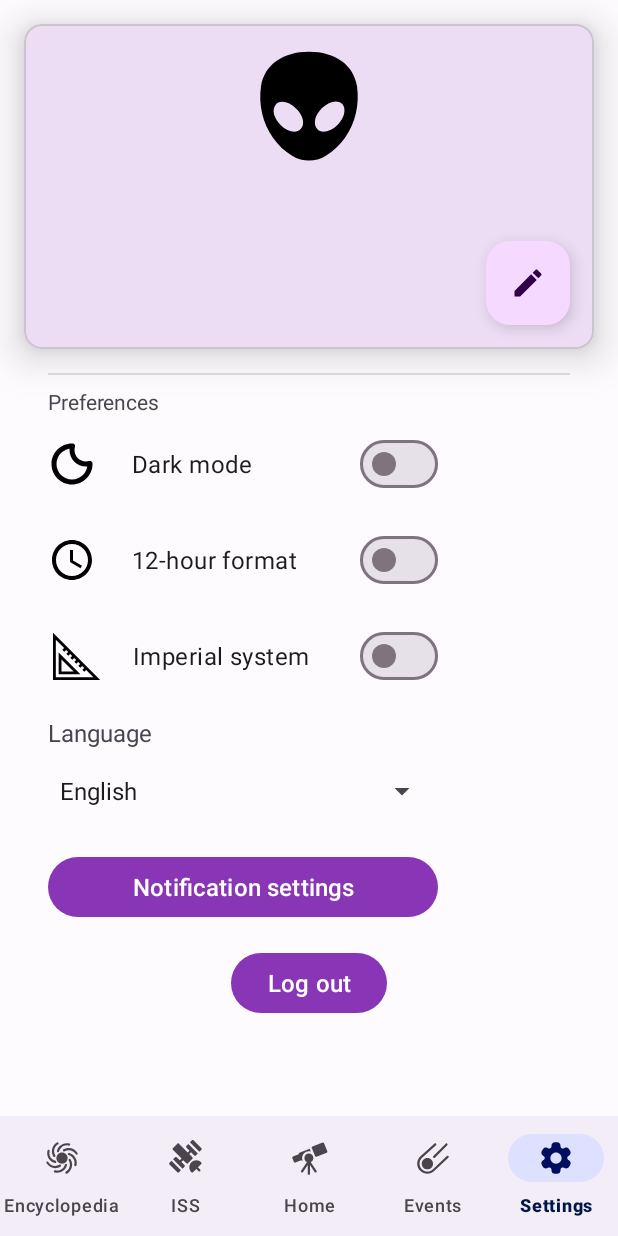
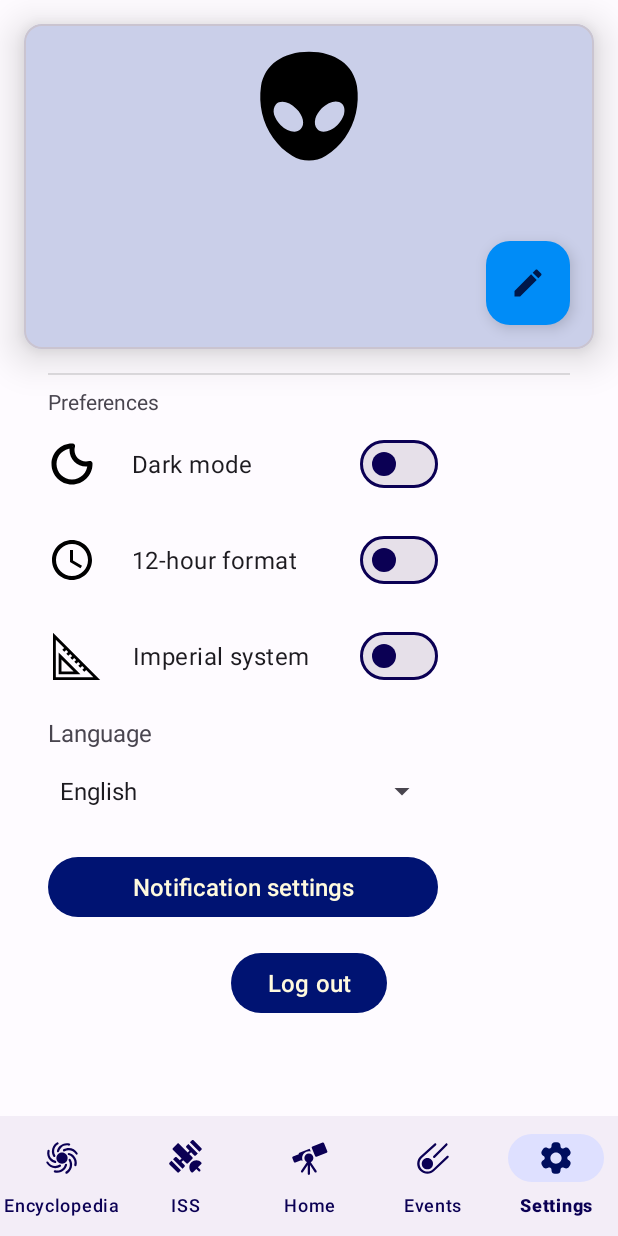
Before and after one commit to Gioosu/adAstra, an Android app: the MainActivity screen opened directly, with no data from a screen before it, item 5 of the bottom bar chosen, on a phone screen of 412 x 824 dp. Run offline under Robolectric (Android 15) with nearby library versions, the phone set to English and light mode, and no system bars; our stand-ins replace navigation-ui.

Commit message:
v0.12.2
Modificati i colori per entrambi i temi.

```diff
--- a/adAstra/app/src/main/res/values/colors.xml
+++ b/adAstra/app/src/main/res/values/colors.xml
@@ -1,10 +1,9 @@
-
 <resources>
-    <color name="seed">#680C97</color>
-    <color name="md_theme_light_primary">#8836B6</color>
-    <color name="md_theme_light_onPrimary">#FFFFFF</color>
-    <color name="md_theme_light_primaryContainer">#F5D9FF</color>
-    <color name="md_theme_light_onPrimaryContainer">#30004A</color>
+    <color name="seed">#001372</color>
+    <color name="md_theme_light_primary">#001372</color> <!-- Button -->
+    <color name="md_theme_light_onPrimary">#FFFADE</color> <!-- Scritte di Button -->
+    <color name="md_theme_light_primaryContainer">#008CF7</color> <!-- FloatingButton -->
+    <color name="md_theme_light_onPrimaryContainer">#001849</color> <!-- Scritte di FloatingButton -->
     <color name="md_theme_light_secondary">#4957AF</color>
     <color name="md_theme_light_onSecondary">#FFFFFF</color>
     <color name="md_theme_light_secondaryContainer">#DEE0FF</color>
@@ -17,24 +16,24 @@
     <color name="md_theme_light_errorContainer">#FFDAD6</color>
     <color name="md_theme_light_onError">#FFFFFF</color>
     <color name="md_theme_light_onErrorContainer">#410002</color>
-    <color name="md_theme_light_background">#FEFBFF</color>
+    <color name="md_theme_light_background">#FEFBFF</color> <!-- Backgraound -->
     <color name="md_theme_light_onBackground">#001849</color>
-    <color name="md_theme_light_surface">#FEFBFF</color>
-    <color name="md_theme_light_onSurface">#001849</color>
-    <color name="md_theme_light_surfaceVariant">#EADFEA</color>
-    <color name="md_theme_light_onSurfaceVariant">#4B444D</color>
-    <color name="md_theme_light_outline">#7D747E</color>
-    <color name="md_theme_light_inverseOnSurface">#EEF0FF</color>
-    <color name="md_theme_light_inverseSurface">#002B75</color>
+    <color name="md_theme_light_surface">#EEF0FF</color> <!-- BottonBar e Cardview -->
+    <color name="md_theme_light_onSurface">#0B0054</color> <!-- Scritte in TextInputLayout e scritta dell'icona selezionata di BottomBar -->
+    <color name="md_theme_light_surfaceVariant">#EEF0FF</color> <!-- Interno di Switch -->
+    <color name="md_theme_light_onSurfaceVariant">#0B0054</color> <!-- Scritte di TextInputLayout -->
+    <color name="md_theme_light_outline">#0B0054</color> <!-- Contorno di switch -->
+    <color name="md_theme_light_inverseOnSurface">#FFFADE</color> <!-- Scritte di Snackbar -->
+    <color name="md_theme_light_inverseSurface">#0B0054</color> <!-- Snackbar -->
     <color name="md_theme_light_inversePrimary">#E6B4FF</color>
     <color name="md_theme_light_shadow">#000000</color>
     <color name="md_theme_light_surfaceTint">#8836B6</color>
     <color name="md_theme_light_outlineVariant">#CEC3CE</color>
     <color name="md_theme_light_scrim">#000000</color>
-    <color name="md_theme_dark_primary">#E6B4FF</color>
-    <color name="md_theme_dark_onPrimary">#4F0076</color>
-    <color name="md_theme_dark_primaryContainer">#001372</color>
-    <color name="md_theme_dark_onPrimaryContainer">#F5D9FF</color>
+    <color name="md_theme_dark_primary">#E30050</color> <!-- Button -->
+    <color name="md_theme_dark_onPrimary">#FFFADE</color> <!-- Scritte di Button -->
+    <color name="md_theme_dark_primaryContainer">#001372</color> <!-- FloatingButton -->
+    <color name="md_theme_dark_onPrimaryContainer">#FFFADE</color> <!-- Scritte di FloatingButton -->
     <color name="md_theme_dark_secondary">#BBC3FF</color>
     <color name="md_theme_dark_onSecondary">#15257E</color>
     <color name="md_theme_dark_secondaryContainer">#303E96</color>
@@ -47,15 +46,15 @@
     <color name="md_theme_dark_errorContainer">#93000A</color>
     <color name="md_theme_dark_onError">#690005</color>
     <color name="md_theme_dark_onErrorContainer">#FFDAD6</color>
-    <color name="md_theme_dark_background">#0b0054</color>
+    <color name="md_theme_dark_background">#0B0054</color> <!-- Backgraound -->
     <color name="md_theme_dark_onBackground">#DBE1FF</color>
-    <color name="md_theme_dark_surface">#e30050</color>
-    <color name="md_theme_dark_onSurface">#DBE1FF</color>
-    <color name="md_theme_dark_surfaceVariant">#4B444D</color>
-    <color name="md_theme_dark_onSurfaceVariant">#CEC3CE</color>
-    <color name="md_theme_dark_outline">#978E98</color>
-    <color name="md_theme_dark_inverseOnSurface">#001849</color>
-    <color name="md_theme_dark_inverseSurface">#DBE1FF</color>
+    <color name="md_theme_dark_surface">#6500D7</color> <!-- BottonBar e Cardview -->
+    <color name="md_theme_dark_onSurface">#FFFADE</color> <!-- Scritte in TextInputLayout e sfocatura dell'icona selezionata di BottomBar -->
+    <color name="md_theme_dark_surfaceVariant">#4B444D</color> <!-- Interno di Switch -->
+    <color name="md_theme_dark_onSurfaceVariant">#FFFADE</color> <!-- Scritte di TextInputLayout -->
+    <color name="md_theme_dark_outline">#FFFADE</color> <!-- Contorno di switch -->
+    <color name="md_theme_dark_inverseOnSurface">#0B0054</color> <!-- Scritte di Snackbar -->
+    <color name="md_theme_dark_inverseSurface">#FBBE00</color> <!-- Snackbar -->
     <color name="md_theme_dark_inversePrimary">#8836B6</color>
     <color name="md_theme_dark_shadow">#000000</color>
     <color name="md_theme_dark_surfaceTint">#E6B4FF</color>
```
